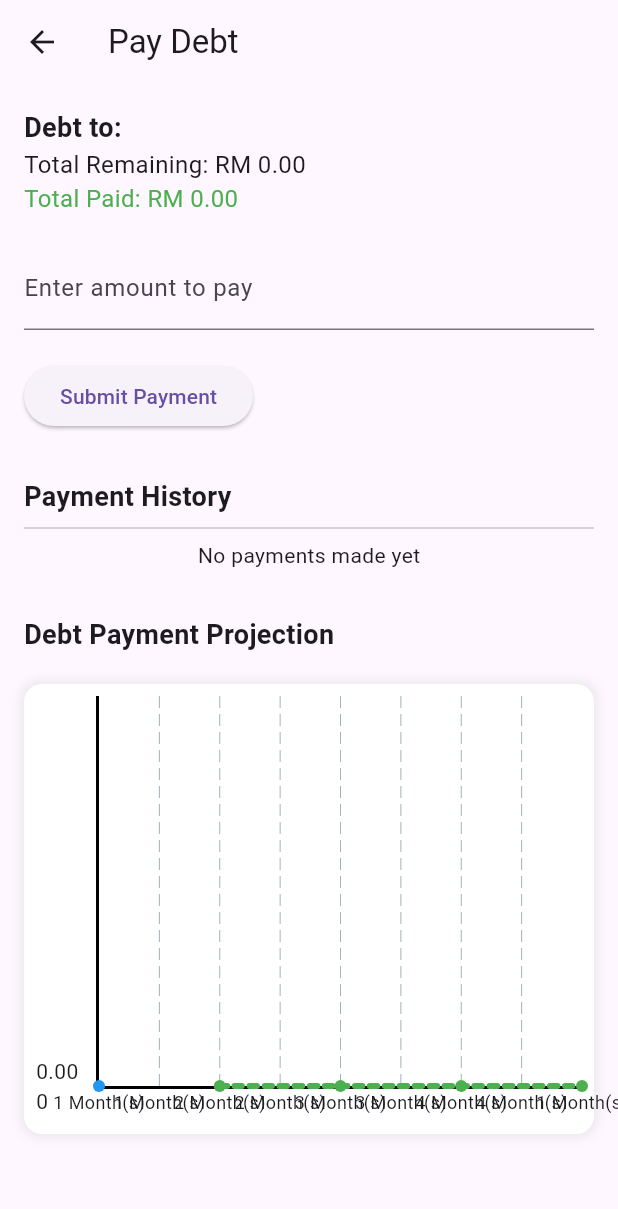
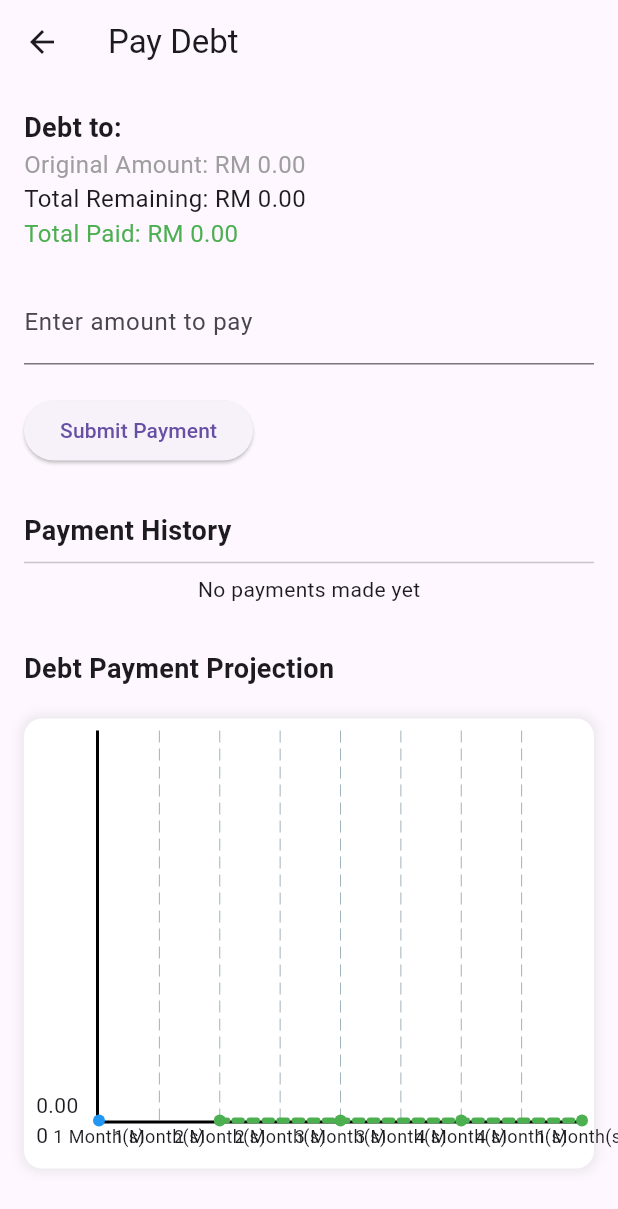
Before and after one commit to zulbiasa/debt_plus, a Flutter app: the PayDebtPage screen opened directly with empty values, on a phone screen of 412 x 824 dp. Shown: the top 1209 px of the screen. Run offline on Flutter 3.47's test engine with Material 3 defaults, Android fonts, the phone set to English and light mode, and no system bars; drawn by our look-alikes of fl_chart; our stand-ins replace hive, hive_flutter; accounts and stored records are empty.

Commit message:
Add OriginalAmount function

```diff
--- a/lib/models/debt.dart
+++ b/lib/models/debt.dart
@@ -31,6 +31,9 @@ class Debt extends HiveObject {
   @HiveField(8)
   double paidAmount;
 
+  @HiveField(9)
+  double originalAmount; // Add this field to store the original amount
+
   Debt({
     required this.name,
     required this.amount,
@@ -41,5 +44,6 @@ class Debt extends HiveObject {
     this.isInstallment = false,
     this.paymentHistory,
     this.paidAmount = 0,
-  });
+    required this.originalAmount, // Initialize originalAmount in constructor
+  }); // Ensure originalAmount is set correctly initially
 }
--- a/lib/screens/add_debt_page.dart
+++ b/lib/screens/add_debt_page.dart
@@ -97,6 +97,7 @@ class _AddDebtPageState extends State<AddDebtPage> {
         isCompleted: false,
         isInstallment: _isInstallment,
         paidAmount: 0.0,
+        originalAmount: totalAmount,
       );
 
       final debtBox = Hive.box<Debt>('debts');
--- a/lib/screens/current_debt_page.dart
+++ b/lib/screens/current_debt_page.dart
@@ -70,11 +70,12 @@ class CurrentDebtPage extends StatelessWidget {
                       onDismissed: (direction) {
                         final updatedDebt = Debt(
                           name: debt.name,
-                          amount: debt.amount,
+                          amount: debt.originalAmount,
                           dueDate: debt.dueDate,
                           purpose: debt.purpose,
                           isOwedToMe: debt.isOwedToMe,
                           isCompleted: true,
+                          originalAmount: debt.originalAmount,
                         );
                         box.put(debtKey, updatedDebt);
                       },
--- a/lib/screens/dashboard_page.dart
+++ b/lib/screens/dashboard_page.dart
@@ -193,7 +193,7 @@ class DashboardPageState extends State<DashboardPage> with SingleTickerProviderS
           mainAxisSize: MainAxisSize.min,
           children: [
             Text(
-              "RM ${debt.amount.toStringAsFixed(2)}",
+              "RM ${isPastDebt ? debt.originalAmount.toStringAsFixed(2) : debt.amount.toStringAsFixed(2)}",
               style: TextStyle(
                 fontSize: 16,
                 fontWeight: FontWeight.bold,
--- a/lib/screens/pay_debt_page.dart
+++ b/lib/screens/pay_debt_page.dart
@@ -63,6 +63,8 @@ class _PayDebtPageState extends State<PayDebtPage> {
             children: [
               Text("Debt to: ${widget.debt.name}",
                   style: TextStyle(fontSize: 18, fontWeight: FontWeight.bold)),
+              Text("Original Amount: RM ${widget.debt.originalAmount.toStringAsFixed(2)}", // Display original amount
+                  style: TextStyle(fontSize: 16, color: Colors.grey)), // Style as needed
               Text("Total Remaining: RM ${widget.debt.amount.toStringAsFixed(2)}",
                   style: TextStyle(fontSize: 16)),
               Text("Total Paid: RM ${widget.debt.paidAmount.toStringAsFixed(2)}",
@@ -103,7 +105,7 @@ class _PayDebtPageState extends State<PayDebtPage> {
 
               SizedBox(height: 30),
 
-              // Debt Payment Graph
+              // Debt Payment Graph (No changes needed here for this feature)
               Text("Debt Payment Projection",
                   style: TextStyle(fontSize: 18, fontWeight: FontWeight.bold)),
               SizedBox(height: 20),
```
Also changed, not shown: lib/models/debt.g.dart, 2 other files.
